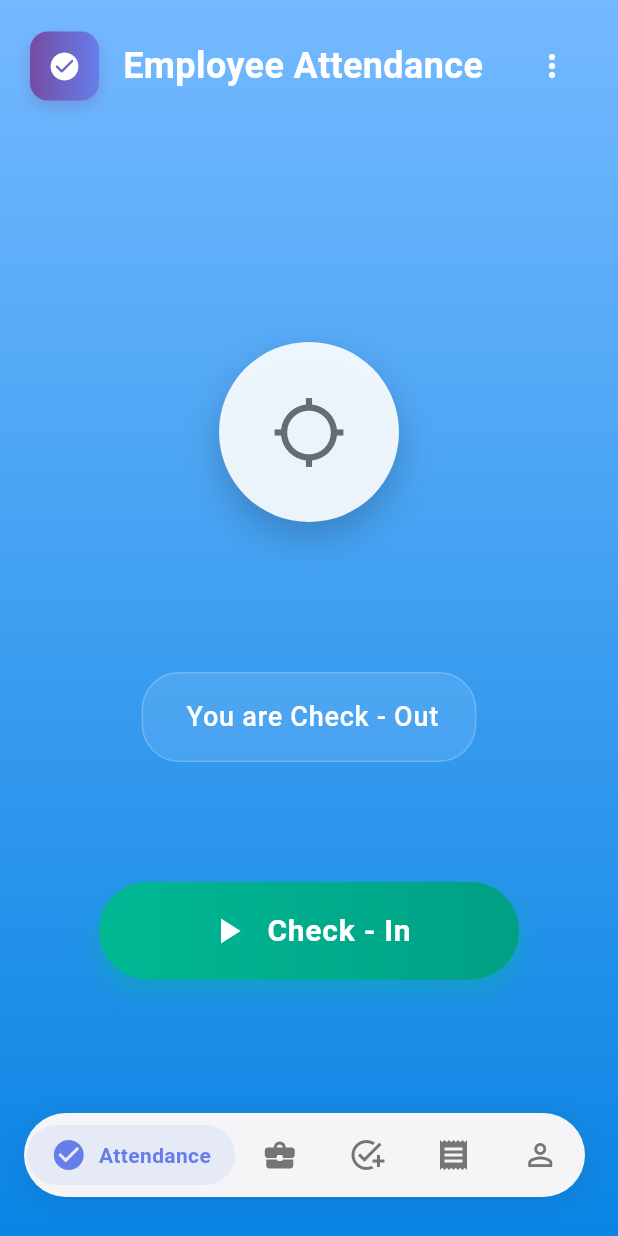
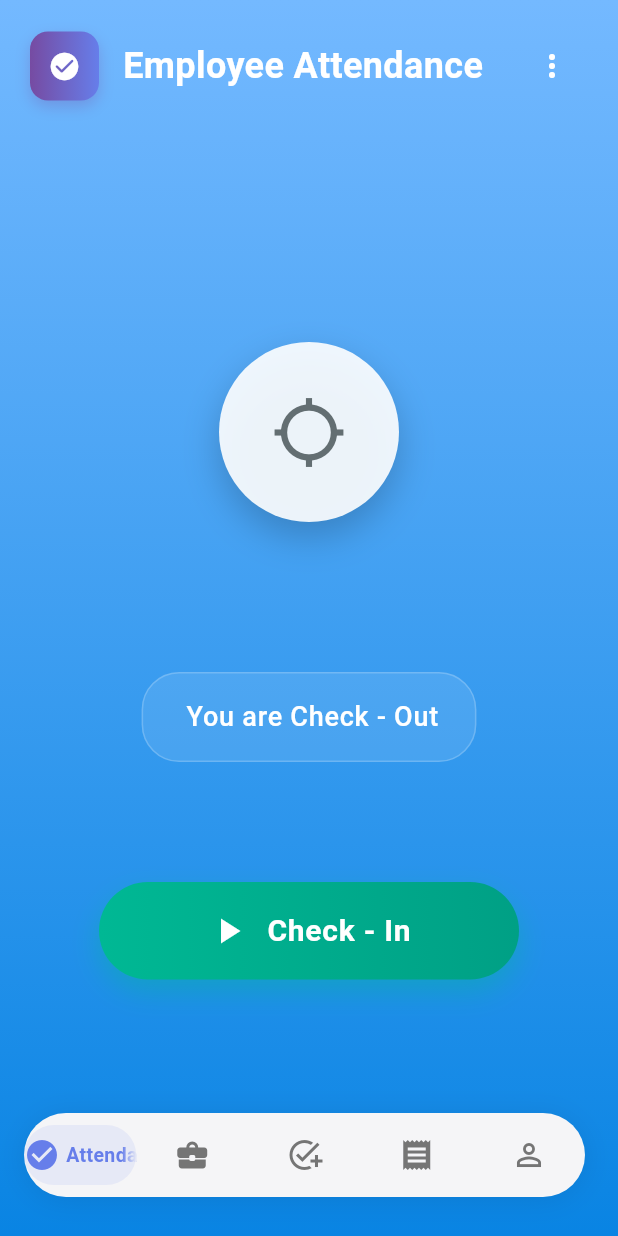
Before and after one commit to teambackoffice/field_sales_app, a Flutter app: the MainScreen screen opened directly, on a phone screen of 412 x 824 dp. Run offline on Flutter 3.47's test engine with Material 3 defaults, Android fonts, the phone set to English and light mode, and no system bars; our stand-ins replace another_flushbar, firebase_core, firebase_messaging, flutter_secure_storage, flutter_spinkit, geolocator and 2 more; accounts and stored records are empty.

Commit message:
Bottom Nav

```diff
--- a/lib/main.dart
+++ b/lib/main.dart
@@ -26,11 +26,11 @@ import 'package:location_tracker_app/service/login_service.dart';
 import 'package:location_tracker_app/view/spalsh_screen/splash_screen.dart';
 import 'package:provider/provider.dart';
 
-// Add this global navigator key if you don't have it
+// Global navigator key
 final GlobalKey<NavigatorState> navigatorKey = GlobalKey<NavigatorState>();
 
 void main() async {
-  runApp(MyApp()); // Use MyApp instead of MaterialApp directly
+  runApp(MyApp());
 }
 
 class MyApp extends StatelessWidget {
@@ -75,7 +75,7 @@ class MyApp extends StatelessWidget {
         debugShowCheckedModeBanner: false,
         title: 'Location Tracker',
         theme: ThemeData(primarySwatch: Colors.deepPurple),
-        home: SplashScreen(), // Start with splash screen
+        home: SplashScreen(),
       ),
     );
   }
--- a/lib/view/bottom_nav/bottom_nav.dart
+++ b/lib/view/bottom_nav/bottom_nav.dart
@@ -34,7 +34,6 @@ class ModernBottomNavBar extends StatelessWidget {
           ],
         ),
         child: Row(
-          mainAxisAlignment: MainAxisAlignment.spaceEvenly,
           children: [
             _buildNavItem(0, Icons.check_circle, 'Attendance'),
             _buildNavItem(1, Icons.business_center_rounded, 'Sales'),
@@ -50,18 +49,21 @@ class ModernBottomNavBar extends StatelessWidget {
   Widget _buildNavItem(int index, IconData icon, String label) {
     final isSelected = currentIndex == index;
 
-    return GestureDetector(
+    return Expanded(
+      child: GestureDetector(
         onTap: () => onTap(index),
         child: Container(
-        padding: const EdgeInsets.symmetric(horizontal: 16, vertical: 8),
+          padding: const EdgeInsets.symmetric(vertical: 8),
           decoration: BoxDecoration(
             color: isSelected
-              ? (selectedItemColor ?? const Color(0xFF667EEA)).withOpacity(0.1)
+                ? (selectedItemColor ?? const Color(0xFF667EEA)).withOpacity(
+                    0.1,
+                  )
                 : Colors.transparent,
             borderRadius: BorderRadius.circular(20),
           ),
           child: Row(
-          mainAxisSize: MainAxisSize.min,
+            mainAxisAlignment: MainAxisAlignment.center,
             children: [
               Icon(
                 icon,
@@ -71,112 +73,24 @@ class ModernBottomNavBar extends StatelessWidget {
                 size: 24,
               ),
               if (isSelected) ...[
-              const SizedBox(width: 8),
-              Text(
+                const SizedBox(width: 4),
+                Flexible(
+                  child: Text(
                     label,
+                    overflow: TextOverflow.fade,
+                    softWrap: false,
                     style: TextStyle(
                       color: selectedItemColor ?? const Color(0xFF667EEA),
                       fontWeight: FontWeight.w600,
-                  fontSize: 14,
+                      fontSize: 13,
+                    ),
                   ),
                 ),
               ],
             ],
           ),
         ),
+      ),
     );
   }
 }
-
-// // Alternative implementation using MediaQuery for more control
-// class ModernBottomNavBarAlt extends StatelessWidget {
-//   final int currentIndex;
-//   final Function(int) onTap;
-//   final Color? selectedItemColor;
-//   final Color? unselectedItemColor;
-//   final Color? backgroundColor;
-
-//   const ModernBottomNavBarAlt({
-//     super.key,
-//     required this.currentIndex,
-//     required this.onTap,
-//     this.selectedItemColor,
-//     this.unselectedItemColor,
-//     this.backgroundColor,
-//   });
-
-//   @override
-//   Widget build(BuildContext context) {
-//     final bottomPadding = MediaQuery.of(context).padding.bottom;
-
-//     return Container(
-//       margin: EdgeInsets.fromLTRB(
-//         5,
-//         0,
-//         10,
-//         bottomPadding + 16,
-//       ), // Dynamic bottom margin
-//       padding: const EdgeInsets.symmetric(vertical: 8),
-//       decoration: BoxDecoration(
-//         color: backgroundColor ?? Theme.of(context).scaffoldBackgroundColor,
-//         borderRadius: BorderRadius.circular(30),
-//         boxShadow: [
-//           BoxShadow(
-//             color: Colors.black.withOpacity(0.08),
-//             blurRadius: 15,
-//             offset: const Offset(0, 2),
-//           ),
-//         ],
-//       ),
-//       child: Row(
-//         mainAxisAlignment: MainAxisAlignment.spaceEvenly,
-//         children: [
-//           _buildNavItem(0, Icons.check_circle, 'Attendance'),
-//           _buildNavItem(1, Icons.business_center_rounded, 'Sales'),
-//           _buildNavItem(2, Icons.receipt, 'Invoice'),
-//           _buildNavItem(3, Icons.person_outline, 'Profile'),
-//         ],
-//       ),
-//     );
-//   }
-
-//   Widget _buildNavItem(int index, IconData icon, String label) {
-//     final isSelected = currentIndex == index;
-
-//     return GestureDetector(
-//       onTap: () => onTap(index),
-//       child: Container(
-//         padding: const EdgeInsets.symmetric(horizontal: 16, vertical: 8),
-//         decoration: BoxDecoration(
-//           color: isSelected
-//               ? (selectedItemColor ?? const Color(0xFF667EEA)).withOpacity(0.1)
-//               : Colors.transparent,
-//           borderRadius: BorderRadius.circular(20),
-//         ),
-//         child: Row(
-//           mainAxisSize: MainAxisSize.min,
-//           children: [
-//             Icon(
-//               icon,
-//               color: isSelected
-//                   ? (selectedItemColor ?? const Color(0xFF667EEA))
-//                   : (unselectedItemColor ?? Colors.grey[600]),
-//               size: 24,
-//             ),
-//             if (isSelected) ...[
-//               const SizedBox(width: 8),
-//               Text(
-//                 label,
-//                 style: TextStyle(
-//                   color: selectedItemColor ?? const Color(0xFF667EEA),
-//                   fontWeight: FontWeight.w600,
-//                   fontSize: 14,
-//                 ),
-//               ),
-//             ],
-//           ],
-//         ),
-//       ),
-//     );
-//   }
-// }
--- a/pubspec.yaml
+++ b/pubspec.yaml
@@ -50,6 +50,7 @@ dependencies:
   another_flushbar: ^1.12.30
   google_sign_in: ^6.1.2
   firebase_auth: ^6.1.2
+  device_preview: ^1.3.1
 
 
 
```
Also changed, not shown: lib/service/auth_service/google_sign_in.dart (+78 -78 lines), pubspec.lock, 3 other files. Lines whose indentation alone changed are shown as unchanged.
